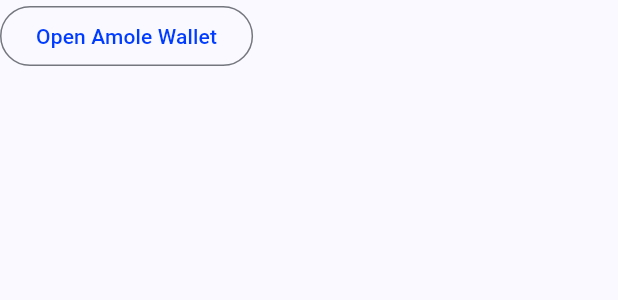
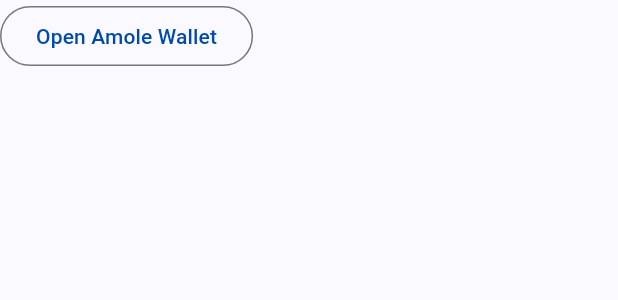
Before and after one commit to fikireab-m/amole-lite-clone, a Flutter app: the BtnOutlined widget shown alone on an empty page, opened directly, on a phone screen of 412 x 824 dp. Shown: the top 300 px of the screen. Run offline on Flutter 3.47's test engine with Material 3 defaults, Android fonts, the phone set to English and light mode, and no system bars.

Commit message:
refactor and resturcture

```diff
--- /dev/null
+++ b/lib/constants/const_colors.dart
@@ -0,0 +1,10 @@
+import 'package:flutter/material.dart';
+
+class ColorConst {
+  static const primaryColor = Color(0xFF004aad);
+  static const secondaryColor = Color(0xFF19A788);
+  static const darkTextColor = Color(0xFF1B1B1B);
+  static const grayTextColor = Color(0xFF3D3D3D);
+  static const lighTextColor = Color(0xFF8D8D8D);
+  static const whiteTextColor = Color(0xFFF0F0F0);
+}
--- a/lib/main.dart
+++ b/lib/main.dart
@@ -1,4 +1,4 @@
-import 'package:amole_lite/pages/login/login.dart';
+import 'package:amole_lite/screens/login/login.dart';
 import 'package:flutter/material.dart';
 
 void main() {
--- a/lib/pages/login/widgets/btn_bar.dart
+++ b/lib/screens/login/widgets/btn_bar.dart
@@ -1,4 +1,4 @@
-import 'package:amole_lite/pages/login/widgets/outlined_btn.dart';
+import 'package:amole_lite/screens/login/widgets/outlined_btn.dart';
 import 'package:flutter/material.dart';
 
 class LoginBtnBar extends StatelessWidget {
--- a/lib/pages/login/widgets/form.dart
+++ b/lib/screens/login/widgets/form.dart
@@ -1,4 +1,4 @@
-import 'package:amole_lite/widgets/input_field.dart';
+import 'package:amole_lite/screens/widgets/input_field.dart';
 import 'package:flutter/material.dart';
 
 class FormContainer extends StatelessWidget {
--- a/lib/pages/login/widgets/outlined_btn.dart
+++ b/lib/screens/login/widgets/outlined_btn.dart
@@ -1,3 +1,4 @@
+import 'package:amole_lite/constants/const_colors.dart';
 import 'package:flutter/material.dart';
 
 class BtnOutlined extends StatefulWidget {
@@ -15,7 +16,7 @@
     return OutlinedButton(
       onPressed: widget.callback,
       style: OutlinedButton.styleFrom(
-        foregroundColor: const Color(0xFF003CFF),
+        foregroundColor: ColorConst.primaryColor,
       ),
       child: Text(
         widget.command,
```
Also changed, not shown: lib/screens/login/login.dart (renamed from lib/pages/login/login.dart, +8 -7 lines), lib/screens/widgets/input_field.dart (renamed from lib/widgets/input_field.dart, +4 -4 lines), lib/screens/login/widgets/common_btn.dart (renamed from lib/pages/login/widgets/common_btn.dart), lib/screens/widgets/appbar.dart (renamed from lib/widgets/appbar.dart), lib/screens/widgets/bottom_navbar.dart (renamed from lib/widgets/bottom_navbar.dart).
